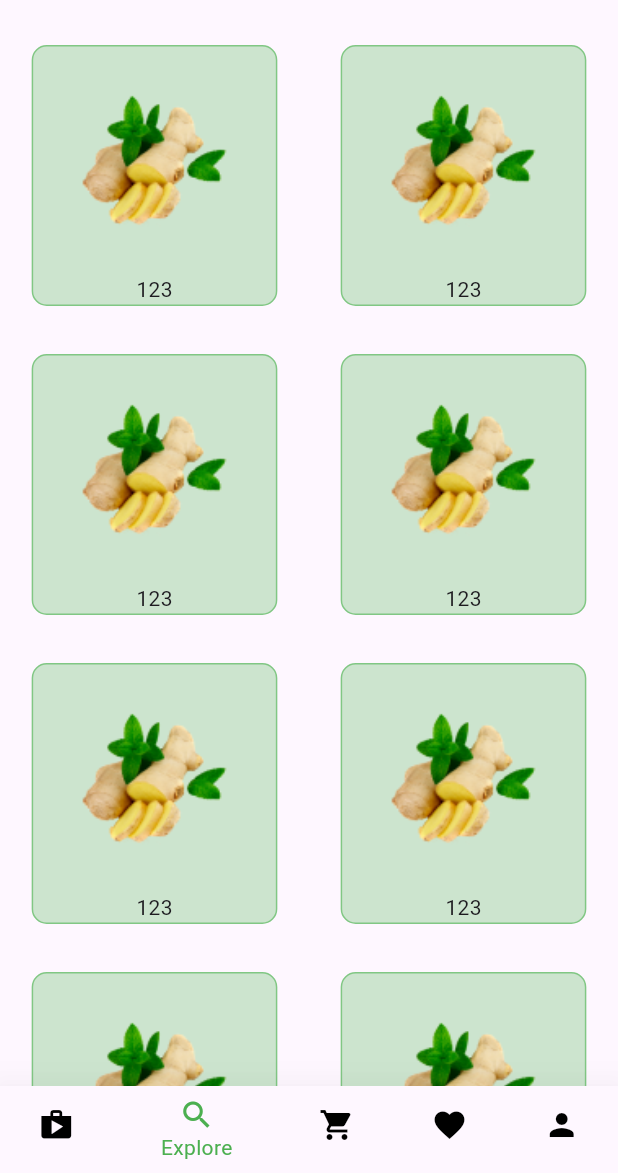
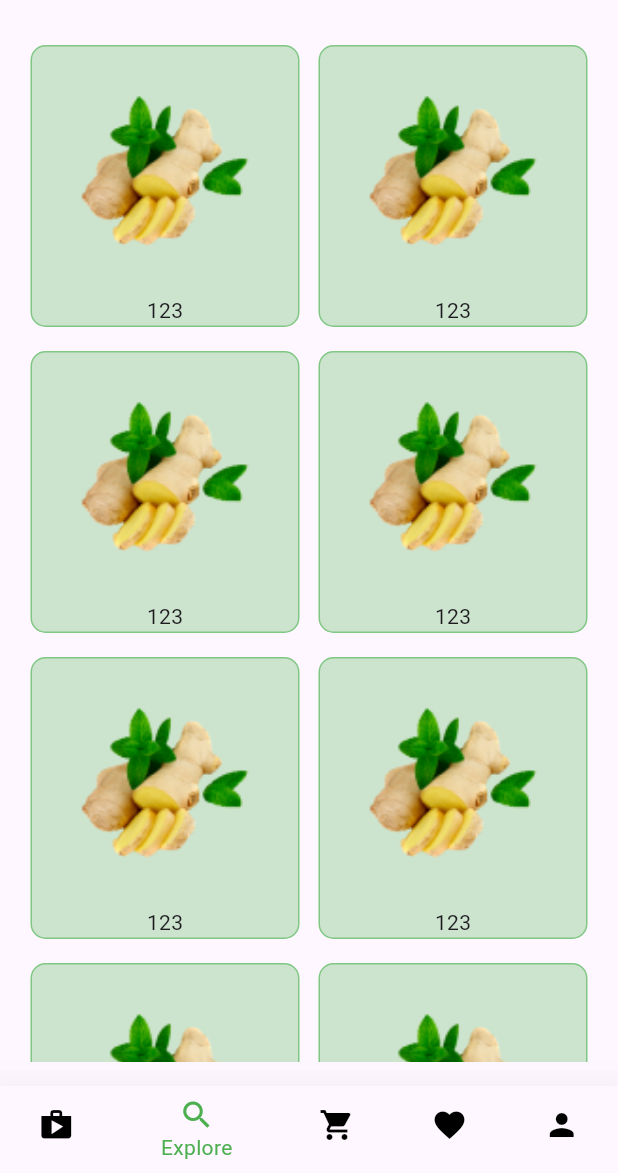
Before and after one commit to 1CL0UD/e_commerce_app, a Flutter app: the screen it shows after launch, item 2 of the bottom bar chosen, on a phone screen of 412 x 824 dp, the part 63-1236 px from its top. Run offline on Flutter 3.47's test engine with Material 3 defaults, Android fonts, the phone set to English and light mode, and no system bars.

Commit message:
fixed spacing and layout

```diff
--- a/lib/pages/explore_page.dart
+++ b/lib/pages/explore_page.dart
@@ -6,16 +6,17 @@ class ExplorePage extends StatelessWidget {
   @override
   Widget build(BuildContext context) {
     return Scaffold(
-      body: GridView.builder(
+      body: Padding(
+        padding: const EdgeInsets.all(16.0),
+        child: GridView.builder(
             gridDelegate: const SliverGridDelegateWithFixedCrossAxisCount(
-              crossAxisCount: 2),
+                mainAxisSpacing: 16, crossAxisSpacing: 4, crossAxisCount: 2),
             itemBuilder: (context, index) => Center(
                   child: Container(
-                  margin: const EdgeInsets.all(16),
                     decoration: BoxDecoration(
                       color: Colors.green[300]!.withOpacity(0.4),
-                    border:
-                        Border.all(color: Colors.green[300]!.withOpacity(1.0)),
+                      border: Border.all(
+                          color: Colors.green[300]!.withOpacity(1.0)),
                       borderRadius: BorderRadius.circular(10),
                     ),
                     child: Column(
@@ -34,6 +35,7 @@ class ExplorePage extends StatelessWidget {
                     ),
                   ),
                 )),
+      ),
     );
   }
 }
```
Lines whose indentation alone changed are shown as unchanged.
